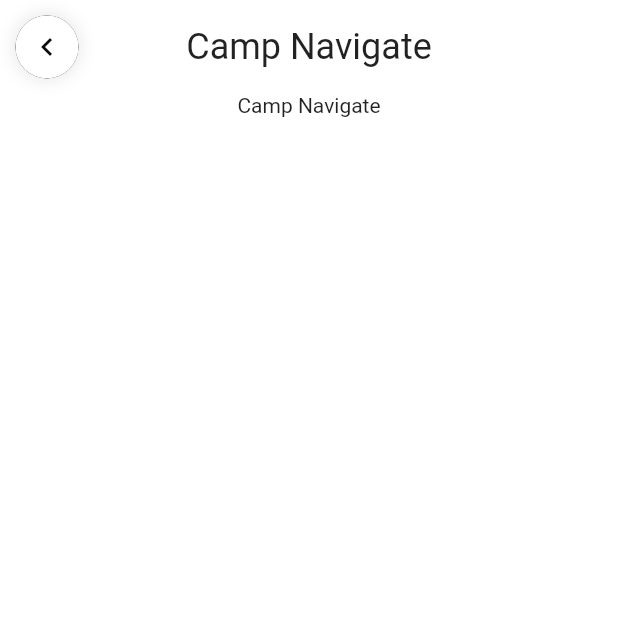
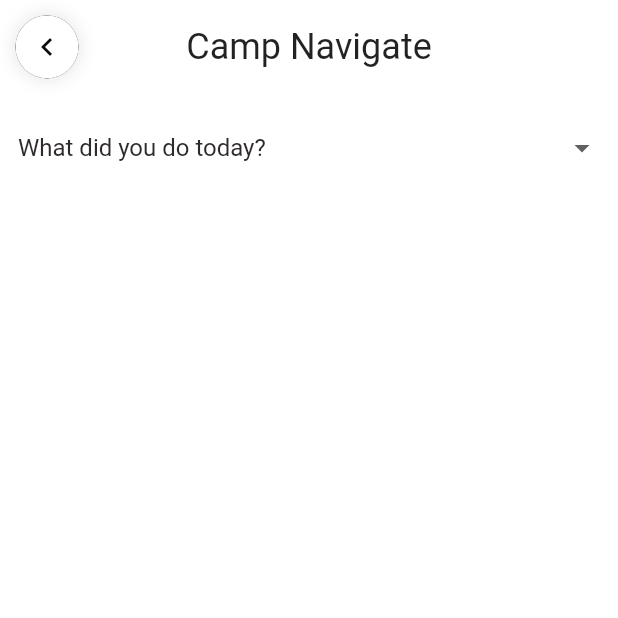
Before and after one commit to alexnat39/camp_navigate, a Flutter app: the MentalHealthTrackerPage screen opened by its route, on a phone screen of 412 x 824 dp, the top half of it. Run offline on Flutter 3.47's test engine with Material 2 defaults, Android fonts, the phone set to English and light mode, and no system bars; our stand-ins replace cloud_firestore, firebase_auth, firebase_core, get_it, line_icons, rflutter_alert and 1 more; accounts and stored records are empty; Roboto replaces fonts that are missing (GothamPro, GothamProNormal).

Commit message:
finished mental health activity page

```diff
--- a/lib/Pages/TrackerPages/mental_health_tracker_page.dart
+++ b/lib/Pages/TrackerPages/mental_health_tracker_page.dart
@@ -5,6 +5,7 @@ import 'package:camp_navigate/CustomWidgets/UniversalWidgets/show_alert.dart';
 import 'package:camp_navigate/CustomWidgets/UniversalWidgets/show_loading_dialog.dart';
 import 'package:camp_navigate/CustomWidgets/UniversalWidgets/show_snack_bar.dart';
 import 'package:camp_navigate/Helpers/custom_colors.dart';
+import 'package:camp_navigate/Services/mental_health_activity_service.dart';
 import 'package:camp_navigate/Services/physical_activity_service.dart';
 import 'package:firebase_auth/firebase_auth.dart';
 import 'package:flutter/cupertino.dart';
@@ -19,14 +20,112 @@ class MentalHealthTrackerPage extends StatefulWidget {
 
 class _MentalHealthTrackerPageState extends State<MentalHealthTrackerPage> {
 
+  MentalHealthActivityService get mentalHealthActivityService => GetIt.instance<MentalHealthActivityService>();
+
+  List<String>? whatDoYouWantToTrackOptions;
+  List<String>? chosenOptions = [];
+  bool _showSubmitButton = false;
+
+  @override
+  void initState() {
+    whatDoYouWantToTrackOptions = [
+      "Gratitude journal",
+      "Act of kindness",
+      "Morning affirmations",
+      "Meditate",
+      "Yoga",
+      "Good night's sleep",
+    ];
+    super.initState();
+  }
+
   @override
   Widget build(BuildContext context) {
     return Scaffold(
         backgroundColor: CustomColors.WHITE,
         body: ListView(
           children: [
-            CustomContainerAppBar(title: "Camp Navigate", isInitialPage: false,),
-            Center(child: Container(child: Text('Camp Navigate'),)),
+            CustomContainerAppBar(
+              title: "Camp Navigate",
+              isInitialPage: false,
+            ),
+
+            Padding(
+              padding: const EdgeInsets.all(12.0),
+              child: Column(
+                children: [
+                  DropdownButtonHideUnderline(
+                    child: DropdownButton(
+                        isExpanded: true,
+                        hint: Text(
+                          "What did you do today?",
+                          overflow: TextOverflow.ellipsis,
+                          style: TextStyle(
+                              fontFamily: "GothamProNormal",
+                              color: CustomColors.GREY,
+                              fontSize: 16),
+                        ),
+                        items:
+                        List.generate(whatDoYouWantToTrackOptions!.length, (index) {
+                          return DropdownMenuItem(
+                            child: Text(
+                              whatDoYouWantToTrackOptions![index],
+                              style: TextStyle(fontFamily: 'GothamProNormal'),
+                            ),
+                            value: index,
+                          );
+                        }),
+                        onChanged: (index) {
+                          print(index);
+                          setState(() {
+                            if (!chosenOptions!.contains(whatDoYouWantToTrackOptions![int.parse(index.toString())])) {
+                              _showSubmitButton = true;
+                              chosenOptions!
+                                  .insert(0, whatDoYouWantToTrackOptions![int.parse(index.toString())]);
+                            }
+                          });
+                        }),
+                  ),
+                  ListView.builder(
+                      shrinkWrap: true,
+                      itemCount: chosenOptions!.length,
+                      itemBuilder: (context, index) {
+                        return Dismissible(
+                          onDismissed: (direction) {
+                            setState(() {
+                              chosenOptions!.removeAt(index);
+                              if (chosenOptions!.length == 0) {
+                                _showSubmitButton = false;
+                              }
+                            });
+                          },
+                          key: Key(chosenOptions![index]),
+                          child: CustomChosenTrackerOptionWidget(
+                            optionName: chosenOptions![index],
+                          ),
+                        );
+                      }),
+                  (_showSubmitButton) ? CustomUniversalButton(text: "Submit", borderColor: CustomColors.PURPLE, mainColor: CustomColors.PURPLE, textColor: CustomColors.WHITE, onPressedFunction: () async {
+                    //todo send a request to firestore
+                    showLoadingDialog(context);
+                    int result = await mentalHealthActivityService.sendMentalHealthActivitiesList(FirebaseAuth.instance.currentUser!.uid, chosenOptions!);
+                    //popping loading dialog
+                    Navigator.pop(context);
+                    if (result == 0) {
+                      //show success snack bar
+                      showCustomSnackBar(context, "success");
+                      setState(() {
+                        chosenOptions!.clear();
+                        _showSubmitButton = false;
+                      });
+                    }
+                    else if (result == 1) {
+                      showAlert(context, "An error occurred");
+                    }
+                  },) : Container()
+                ],
+              ),
+            ),
           ],
         )
     );
--- a/lib/Services/mental_health_activity_service.dart
+++ b/lib/Services/mental_health_activity_service.dart
@@ -1,6 +1,6 @@
 class MentalHealthActivityService {
   // returns 0 if success, 1 if error occurred
-  Future<int> sendPhysicalActivitiesList(String userId, List<String> activities) async {
+  Future<int> sendMentalHealthActivitiesList(String userId, List<String> activities) async {
 
     return 0;
   }
```
